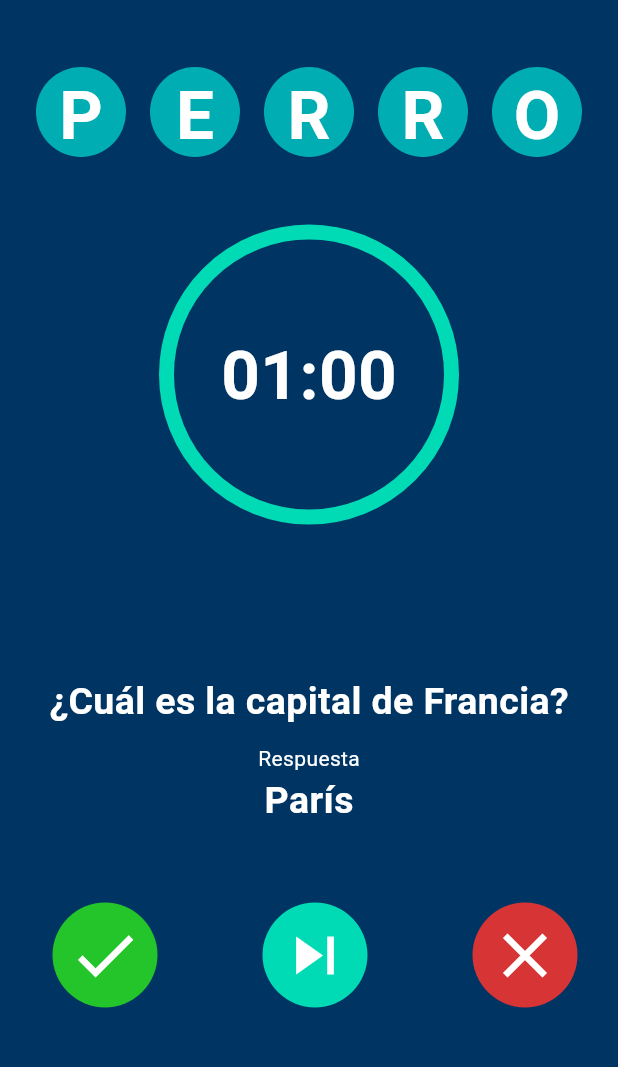
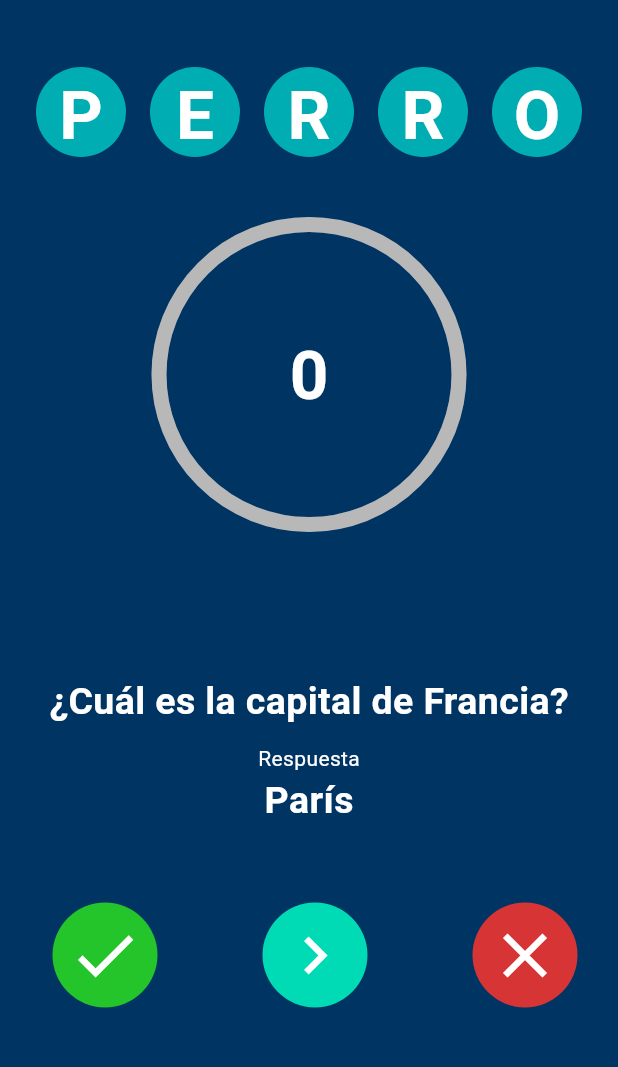
Before and after one commit to Sebastian-Beltran/pasa-palabra, a Flutter app: the screen it shows after launch, on a phone screen of 412 x 824 dp, the part 149-1216 px from its top. Run offline on Flutter 3.47's test engine with Material 3 defaults, Android fonts, the phone set to English and light mode, and no system bars.

Commit message:
Added colors in timer

```diff
--- a/lib/screens/home_screen.dart
+++ b/lib/screens/home_screen.dart
@@ -5,9 +5,7 @@ import 'package:pasa_palabra/screens/widgets/timer_widget.dart';
 import 'package:pasa_palabra/screens/widgets/word_widget.dart';
 
 class MyHomePage extends StatefulWidget {
-  const MyHomePage({
-    super.key,
-  });
+  const MyHomePage({super.key});
 
   @override
   State<MyHomePage> createState() => _MyHomePageState();
--- a/lib/screens/widgets/answer_buttons_widget.dart
+++ b/lib/screens/widgets/answer_buttons_widget.dart
@@ -11,7 +11,8 @@ class AnswerButtons extends StatelessWidget {
       mainAxisAlignment: MainAxisAlignment.center,
       children: [
         ButtonWidget(icon: Icons.check, color: CustomColor.greenCorrect),
-        ButtonWidget(icon: Icons.skip_next, color: CustomColor.aquamarineGreen),
+        ButtonWidget(
+            icon: Icons.navigate_next, color: CustomColor.aquamarineGreen),
         ButtonWidget(icon: Icons.close, color: CustomColor.errorRed),
       ],
     );
--- a/lib/screens/widgets/timer_widget.dart
+++ b/lib/screens/widgets/timer_widget.dart
@@ -1,36 +1,137 @@
+import 'dart:async';
+import 'dart:math';
+
 import 'package:flutter/material.dart';
 import 'package:pasa_palabra/ui/styles.dart';
 
 class TimerWidget extends StatefulWidget {
-  const TimerWidget({super.key});
+  const TimerWidget({Key? key}) : super(key: key);
 
   @override
   State<TimerWidget> createState() => _TimerWidgetState();
 }
 
-class _TimerWidgetState extends State<TimerWidget> {
+class _TimerWidgetState extends State<TimerWidget>
+    with SingleTickerProviderStateMixin {
+  late Timer _timer;
+  late AnimationController _controller;
+  late Animation<Color?> _animation;
+
+  final int _totalDuration = 6; // Duración total en segundos
+  final int _updateInterval = 100; // Intervalo de actualización en milisegundos
+
+  double _progress = 0;
+  int _secondsRemaining = 60;
+
+  @override
+  void initState() {
+    super.initState();
+    _timer = Timer.periodic(Duration(milliseconds: _updateInterval), (timer) {
+      setState(() {
+        _progress += _updateInterval / (_totalDuration * 1000);
+        if (_progress >= 1.0) {
+          _progress = 1.0;
+          timer.cancel();
+        }
+        _secondsRemaining =
+            ((_totalDuration * 1000 * (1 - _progress)) / 1000).ceil();
+      });
+    });
+
+    _controller = AnimationController(
+      vsync: this,
+      duration: const Duration(milliseconds: 500),
+    );
+
+    _animation = ColorTween(begin: CustomColor.errorRed, end: CustomColor.grey)
+        .animate(_controller);
+
+    _controller.addListener(() {
+      setState(() {});
+    });
+
+    _controller.addStatusListener((status) {
+      if (status == AnimationStatus.completed) {
+        _controller.reverse();
+      } else if (status == AnimationStatus.dismissed) {
+        _controller.forward();
+      }
+    });
+
+    _controller.forward();
+  }
+
+  @override
+  void dispose() {
+    _timer.cancel();
+    _controller.dispose();
+    super.dispose();
+  }
+
   @override
   Widget build(BuildContext context) {
-    return Container(
-      width: 200,
-      height: 200,
-      decoration: BoxDecoration(
-        color: CustomColor.primaryColor,
-        borderRadius: BorderRadius.circular(1000.0),
-        border: Border.all(
-          color: CustomColor.aquamarineGreen,
-          width: 10,
-        ),
-      ),
-      child: const Center(
-        child: Text(
-          '01:00',
-          style: TextStyle(
-            fontSize: 45,
-            fontWeight: FontWeight.bold,
+    Color progressBarColor =
+        _progress >= 1.0 ? _animation.value! : CustomColor.aquamarineGreen;
+    return CustomPaint(
+      painter: BorderPainter(progress: _progress, color: progressBarColor),
+      child: SizedBox(
+        width: 200,
+        height: 200,
+        child: Center(
+          child: Text(
+            '$_secondsRemaining',
+            style: const TextStyle(
+              fontSize: 45,
+              fontWeight: FontWeight.bold,
+            ),
           ),
         ),
       ),
     );
   }
 }
+
+class BorderPainter extends CustomPainter {
+  final double progress;
+  final Color color;
+
+  BorderPainter({required this.progress, required this.color});
+
+  @override
+  void paint(Canvas canvas, Size size) {
+    double width = size.width;
+    double height = size.height;
+    double radius = 100.0;
+    double borderWidth = 10.0;
+
+    Paint backgroundPaint = Paint()
+      ..color = Colors.grey.withOpacity(0.3)
+      ..style = PaintingStyle.stroke
+      ..strokeWidth = borderWidth;
+
+    Paint progressPaint = Paint()
+      ..color = color
+      ..style = PaintingStyle.stroke
+      ..strokeWidth = borderWidth
+      ..strokeCap = StrokeCap.round;
+
+    // Dibuja el fondo del borde
+    canvas.drawCircle(Offset(width / 2, height / 2), radius, backgroundPaint);
+
+    // Dibuja el progreso del borde
+    double startAngle = -pi / 2; // -90 grados en radianes
+    double sweepAngle = 2 * pi * progress; // Ángulo completo en radianes
+    canvas.drawArc(
+      Rect.fromCircle(center: Offset(width / 2, height / 2), radius: radius),
+      startAngle,
+      sweepAngle,
+      false,
+      progressPaint,
+    );
+  }
+
+  @override
+  bool shouldRepaint(CustomPainter oldDelegate) {
+    return true;
+  }
+}
--- a/lib/ui/styles.dart
+++ b/lib/ui/styles.dart
@@ -7,4 +7,5 @@ class CustomColor {
   static const aquamarineGreen = Color.fromRGBO(0, 218, 181, 1);
   static const greenCorrect = Color.fromRGBO(36, 197, 42, 1);
   static const errorRed = Color.fromRGBO(215, 53, 53, 1);
+  static const grey = Color.fromRGBO(184, 184, 184, 1);
 }
```
